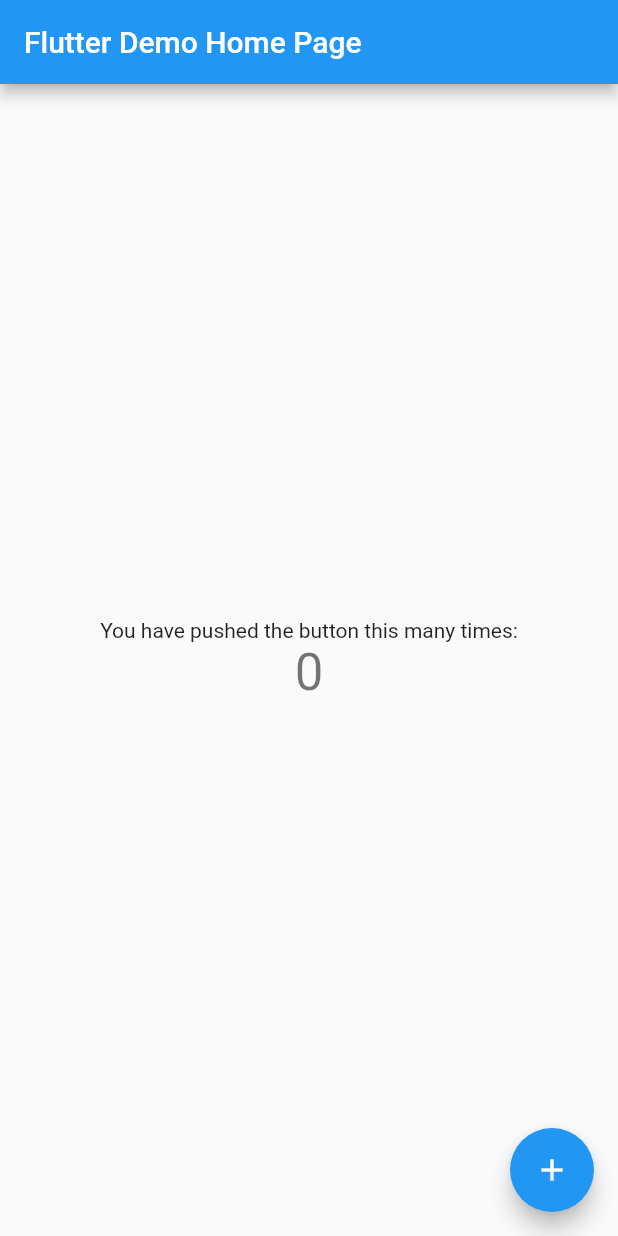
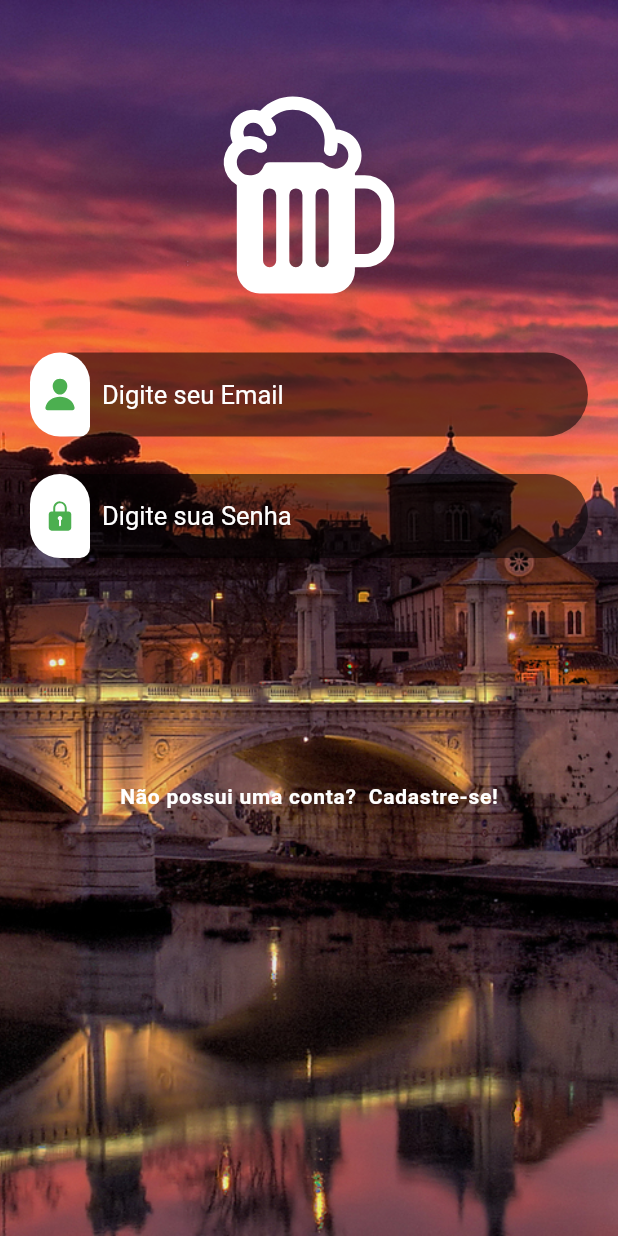
Before and after one commit to hansmboron/login-com-animacoes, a Flutter app: the screen it shows after launch, on a phone screen of 412 x 824 dp. Run offline on Flutter 3.47's test engine with Material 2 defaults, Android fonts, the phone set to English and light mode, and no system bars; our stand-ins replace flutter_icons, google_fonts; Roboto replaces fonts that are missing (Ubuntu).

Commit message:
add textFields logo e button

```diff
--- a/lib/main.dart
+++ b/lib/main.dart
@@ -1,4 +1,6 @@
 import 'package:flutter/material.dart';
+import 'package:login_animacoes/pages/login.dart';
+import 'package:google_fonts/google_fonts.dart';
 
 void main() => runApp(MyApp());
 
@@ -7,105 +9,13 @@ class MyApp extends StatelessWidget {
   @override
   Widget build(BuildContext context) {
     return MaterialApp(
-      title: 'Flutter Demo',
+      debugShowCheckedModeBanner: false,
+      title: 'Flutter Animations',
       theme: ThemeData(
-        // This is the theme of your application.
-        //
-        // Try running your application with "flutter run". You'll see the
-        // application has a blue toolbar. Then, without quitting the app, try
-        // changing the primarySwatch below to Colors.green and then invoke
-        // "hot reload" (press "r" in the console where you ran "flutter run",
-        // or simply save your changes to "hot reload" in a Flutter IDE).
-        // Notice that the counter didn't reset back to zero; the application
-        // is not restarted.
         primarySwatch: Colors.blue,
+        textTheme: GoogleFonts.ubuntuTextTheme(),
       ),
-      home: MyHomePage(title: 'Flutter Demo Home Page'),
+      home: Login(),
     );
   }
 }
-
-class MyHomePage extends StatefulWidget {
-  MyHomePage({Key key, this.title}) : super(key: key);
-
-  // This widget is the home page of your application. It is stateful, meaning
-  // that it has a State object (defined below) that contains fields that affect
-  // how it looks.
-
-  // This class is the configuration for the state. It holds the values (in this
-  // case the title) provided by the parent (in this case the App widget) and
-  // used by the build method of the State. Fields in a Widget subclass are
-  // always marked "final".
-
-  final String title;
-
-  @override
-  _MyHomePageState createState() => _MyHomePageState();
-}
-
-class _MyHomePageState extends State<MyHomePage> {
-  int _counter = 0;
-
-  void _incrementCounter() {
-    setState(() {
-      // This call to setState tells the Flutter framework that something has
-      // changed in this State, which causes it to rerun the build method below
-      // so that the display can reflect the updated values. If we changed
-      // _counter without calling setState(), then the build method would not be
-      // called again, and so nothing would appear to happen.
-      _counter++;
-    });
-  }
-
-  @override
-  Widget build(BuildContext context) {
-    // This method is rerun every time setState is called, for instance as done
-    // by the _incrementCounter method above.
-    //
-    // The Flutter framework has been optimized to make rerunning build methods
-    // fast, so that you can just rebuild anything that needs updating rather
-    // than having to individually change instances of widgets.
-    return Scaffold(
-      appBar: AppBar(
-        // Here we take the value from the MyHomePage object that was created by
-        // the App.build method, and use it to set our appbar title.
-        title: Text(widget.title),
-      ),
-      body: Center(
-        // Center is a layout widget. It takes a single child and positions it
-        // in the middle of the parent.
-        child: Column(
-          // Column is also a layout widget. It takes a list of children and
-          // arranges them vertically. By default, it sizes itself to fit its
-          // children horizontally, and tries to be as tall as its parent.
-          //
-          // Invoke "debug painting" (press "p" in the console, choose the
-          // "Toggle Debug Paint" action from the Flutter Inspector in Android
-          // Studio, or the "Toggle Debug Paint" command in Visual Studio Code)
-          // to see the wireframe for each widget.
-          //
-          // Column has various properties to control how it sizes itself and
-          // how it positions its children. Here we use mainAxisAlignment to
-          // center the children vertically; the main axis here is the vertical
-          // axis because Columns are vertical (the cross axis would be
-          // horizontal).
-          mainAxisAlignment: MainAxisAlignment.center,
-          children: <Widget>[
-            Text(
-              'You have pushed the button this many times:',
-            ),
-            Text(
-              '$_counter',
-              style: Theme.of(context).textTheme.display1,
-            ),
-          ],
-        ),
-      ),
-      floatingActionButton: FloatingActionButton(
-        onPressed: _incrementCounter,
-        tooltip: 'Increment',
-        child: Icon(Icons.add),
-      ), // This trailing comma makes auto-formatting nicer for build methods.
-    );
-  }
-}
--- /dev/null
+++ b/lib/pages/login.dart
@@ -0,0 +1,45 @@
+import 'package:flutter/material.dart';
+import 'package:flutter_icons/flutter_icons.dart';
+import 'package:login_animacoes/widgets/form.dart';
+import 'package:login_animacoes/widgets/register-btn.dart';
+
+class Login extends StatefulWidget {
+  @override
+  _LoginState createState() => _LoginState();
+}
+
+class _LoginState extends State<Login> {
+  @override
+  Widget build(BuildContext context) {
+    return Scaffold(
+      body: Container(
+        decoration: BoxDecoration(
+          image: DecorationImage(
+            image: AssetImage('img/bg2.jpg'),
+            fit: BoxFit.cover,
+          ),
+        ),
+        child: ListView(
+          padding: EdgeInsets.zero,
+          children: <Widget>[
+            Stack(
+              children: <Widget>[
+                Column(
+                  children: <Widget>[
+                    Padding(
+                      padding: const EdgeInsets.only(top: 60, bottom: 35),
+                      child: Icon(Ionicons.ios_beer,
+                          color: Colors.white, size: 140),
+                    ),
+                    FormContainer(),
+                    RegisterButton()
+                  ],
+                )
+              ],
+            ),
+          ],
+        ),
+      ),
+    );
+  }
+}
--- /dev/null
+++ b/lib/widgets/form.dart
@@ -0,0 +1,30 @@
+import 'package:flutter/material.dart';
+import 'package:login_animacoes/widgets/input_field.dart';
+import 'package:flutter_icons/flutter_icons.dart';
+
+class FormContainer extends StatelessWidget {
+  @override
+  Widget build(BuildContext context) {
+    return Container(
+      margin: EdgeInsets.symmetric(horizontal: 20),
+      child: Form(
+        child: Column(
+          children: <Widget>[
+            InputField(
+              type: TextInputType.emailAddress,
+              hint: 'Digite seu Email',
+              icon: Ionicons.ios_person,
+              obscure: false,
+            ),
+            SizedBox(height: 25),
+            InputField(
+              hint: 'Digite sua Senha',
+              icon: Ionicons.ios_lock,
+              obscure: true,
+            )
+          ],
+        ),
+      ),
+    );
+  }
+}
--- /dev/null
+++ b/lib/widgets/input_field.dart
@@ -0,0 +1,48 @@
+import 'package:flutter/material.dart';
+
+class InputField extends StatelessWidget {
+  final String hint;
+  final bool obscure;
+  final IconData icon;
+  final TextInputType type;
+
+  const InputField({Key key, this.hint, this.obscure, this.icon, this.type})
+      : super(key: key);
+
+  @override
+  Widget build(BuildContext context) {
+    return TextField(
+      keyboardType: type,
+      obscureText: obscure,
+      style: TextStyle(fontSize: 17, color: Colors.white),
+      decoration: InputDecoration(
+        contentPadding: const EdgeInsets.all(16.0),
+        prefixIcon: Container(
+          padding: const EdgeInsets.symmetric(vertical: 16.0),
+          margin: const EdgeInsets.only(right: 8.0),
+          decoration: BoxDecoration(
+            color: Colors.white,
+            borderRadius: BorderRadius.only(
+              topLeft: Radius.circular(30.0),
+              bottomLeft: Radius.circular(30.0),
+              topRight: Radius.circular(30.0),
+              bottomRight: Radius.circular(10.0),
+            ),
+          ),
+          child: Icon(
+            icon,
+            color: Colors.green,
+          ),
+        ),
+        hintText: hint,
+        hintStyle: TextStyle(color: Colors.white),
+        border: OutlineInputBorder(
+          borderRadius: BorderRadius.circular(30.0),
+          borderSide: BorderSide.none,
+        ),
+        filled: true,
+        fillColor: Colors.black54,
+      ),
+    );
+  }
+}
--- /dev/null
+++ b/lib/widgets/register-btn.dart
@@ -0,0 +1,22 @@
+import 'package:flutter/material.dart';
+
+class RegisterButton extends StatelessWidget {
+  @override
+  Widget build(BuildContext context) {
+    return Padding(
+      padding: const EdgeInsets.only(top: 135.0),
+      child: FlatButton(
+        onPressed: () {},
+        child: Text(
+          'Não possui uma conta?  Cadastre-se!',
+          overflow: TextOverflow.ellipsis,
+          style: TextStyle(
+            fontWeight: FontWeight.bold,
+            color: Colors.white,
+            letterSpacing: 0.5,
+          ),
+        ),
+      ),
+    );
+  }
+}
```
Also changed, not shown: pubspec.yaml (+4 -51 lines), img/bg.jpg (added), img/bg2.jpg (added), pubspec.lock.
